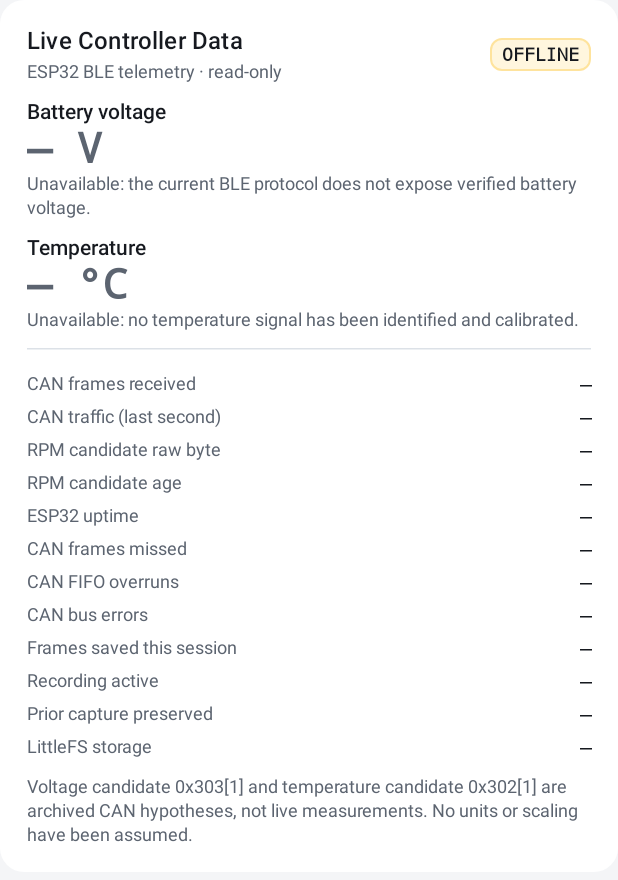
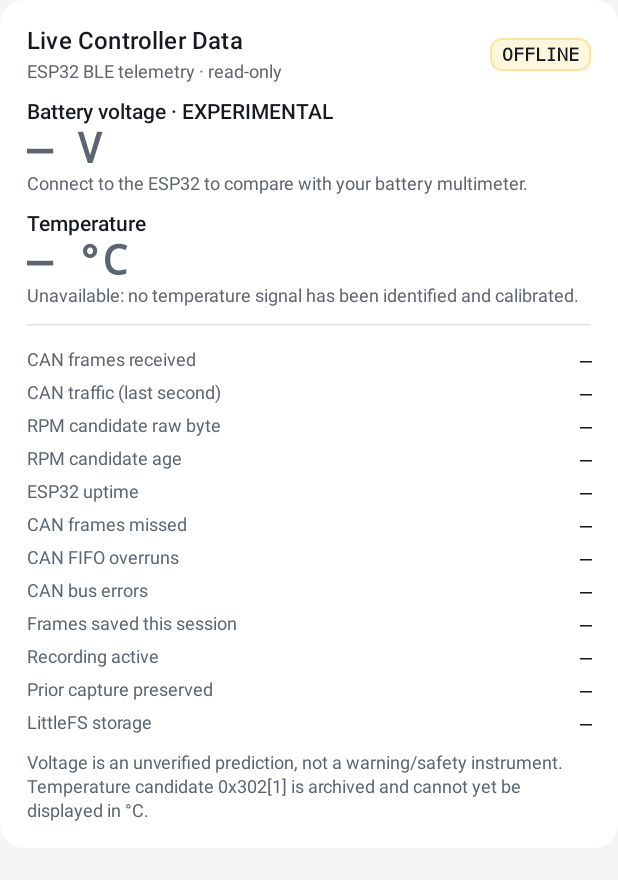
Before and after one commit to iamaritrasaha/PulseShift-Android, an Android app built with Jetpack Compose: the composable LiveControllerDataCard called with empty values, on a phone screen of 412 x 824 dp. Shown: the top 880 px of the screen. Run offline under Robolectric (Android 15) with nearby library versions, the phone set to English and light mode, and no system bars; Roboto replaces fonts that are not available here.

Commit message:
feat(android): show experimental CAN 0x303 voltage prediction with raw value and cautions

```diff
--- a/app/src/main/java/com/pulseshift/app/ui/screens/home/HomeScreen.kt
+++ b/app/src/main/java/com/pulseshift/app/ui/screens/home/HomeScreen.kt
@@ -575,10 +575,25 @@ private fun LiveControllerDataCard(
             )
         }
     ) {
-        Text("Battery voltage", style = MaterialTheme.typography.labelLarge)
-        Text("— V", style = PulseShiftMonoLarge, color = MaterialTheme.colorScheme.onSurfaceVariant)
+        Text("Battery voltage · EXPERIMENTAL", style = MaterialTheme.typography.labelLarge)
         Text(
-            "Unavailable: the current BLE protocol does not expose verified battery voltage.",
+            text = state.batteryVolts?.let { String.format(Locale.US, "%.1f V", it) } ?: "— V",
+            style = PulseShiftMonoLarge,
+            color = if (state.batteryVolts != null) MaterialTheme.colorScheme.primary
+                else MaterialTheme.colorScheme.onSurfaceVariant
+        )
+        Text(
+            text = when {
+                state.batteryVolts != null ->
+                    "Prediction only: CAN 0x303[1] / 10. Raw byte " +
+                        "0x" + state.voltageCandidateRaw!!.toString(16).uppercase().padStart(2, '0') +
+                        ". Compare with battery-terminal multimeter readings. NOT calibrated."
+                !connected -> "Connect to the ESP32 to compare with your battery multimeter."
+                !state.hasFreshRpmPacket -> "Waiting for a fresh BLE RPM/voltage notification."
+                !state.voltageProbeSupported ->
+                    "The installed ESP32 firmware has no voltage probe. A compatible firmware update is required."
+                else -> "Waiting for a fresh CAN 0x303 frame. No voltage available."
+            },
             style = MaterialTheme.typography.bodySmall,
             color = MaterialTheme.colorScheme.onSurfaceVariant
         )
@@ -615,8 +630,8 @@ private fun LiveControllerDataCard(
         )
         Spacer(Modifier.height(PulseShiftSpacing.SmallLabel))
         Text(
-            "Voltage candidate 0x303[1] and temperature candidate 0x302[1] are " +
-                "archived CAN hypotheses, not live measurements. No units or scaling have been assumed.",
+            "Voltage is an unverified prediction, not a warning/safety instrument. " +
+                "Temperature candidate 0x302[1] is archived and cannot yet be displayed in °C.",
             style = MaterialTheme.typography.bodySmall,
             color = MaterialTheme.colorScheme.onSurfaceVariant
         )
```
